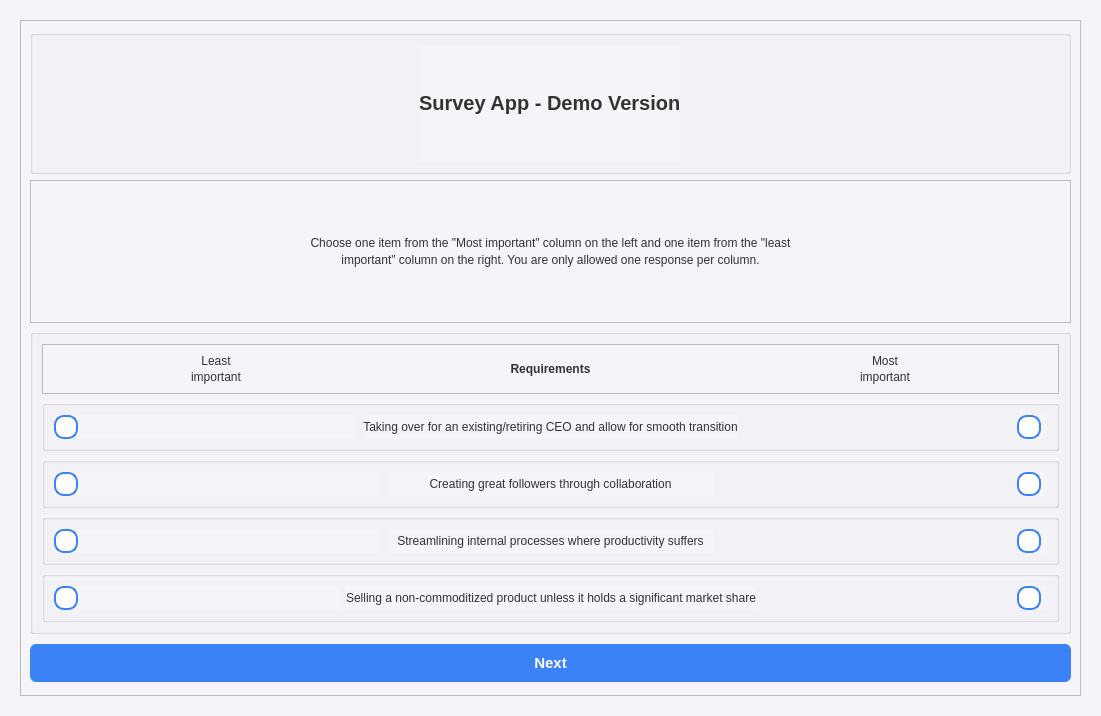
The window that form_light.ui (AsciiNomads/maxdiff) describes before a commit, drawn with Qt 5.
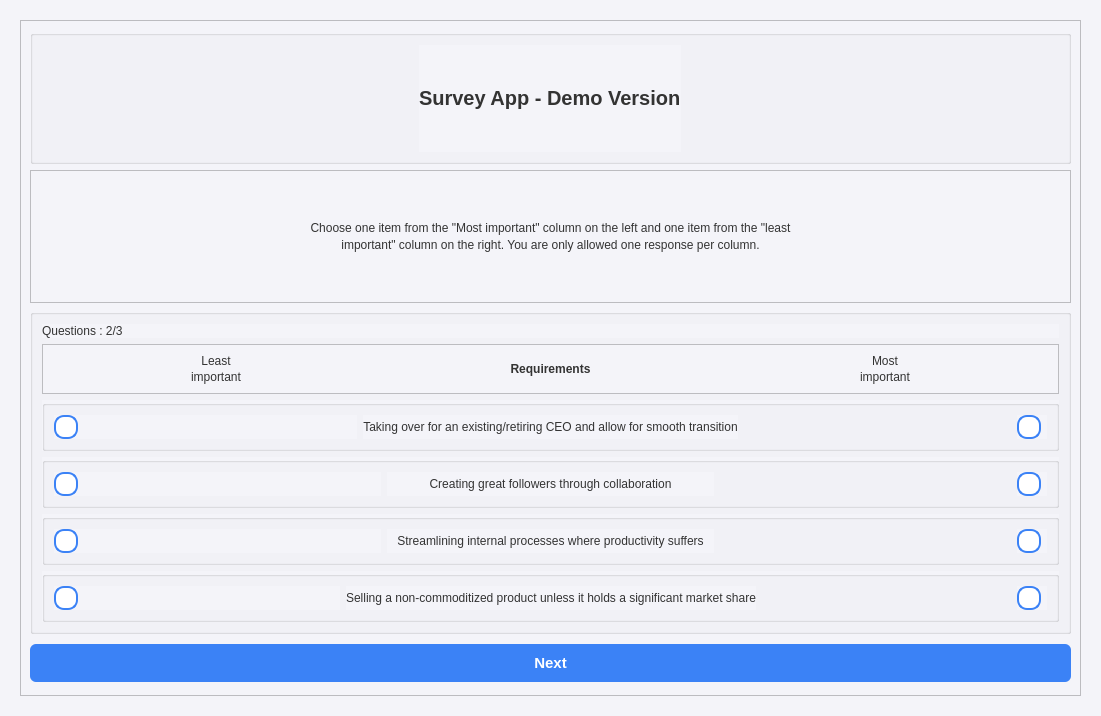
The same window after the commit.

Commit message: add remind questions

What changed in the file:
```diff
--- a/form_light.ui
+++ b/form_light.ui
@@ -152,6 +152,13 @@
             <string/>
            </property>
            <layout class="QVBoxLayout" name="verticalLayout_3">
+            <item>
+             <widget class="QLabel" name="questions_part">
+              <property name="text">
+               <string>Questions : 2/3</string>
+              </property>
+             </widget>
+            </item>
             <item>
              <widget class="QFrame" name="frame_2">
               <property name="frameShape">
```
The commit also changes 2 other files.
